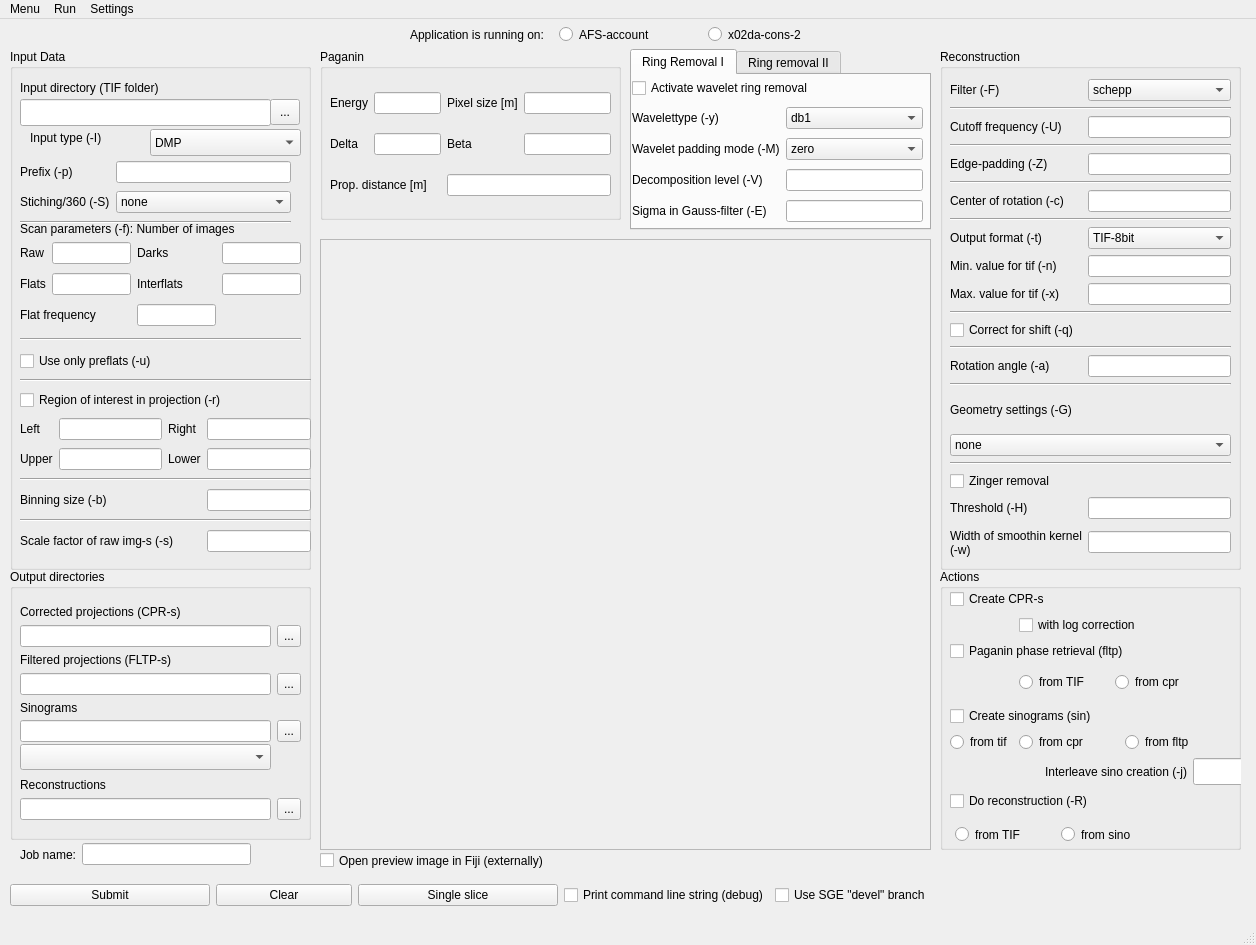
This is ui_files/main.ui in gnudo/grecoman as Qt 5 draws it before an edit. The edited form follows.
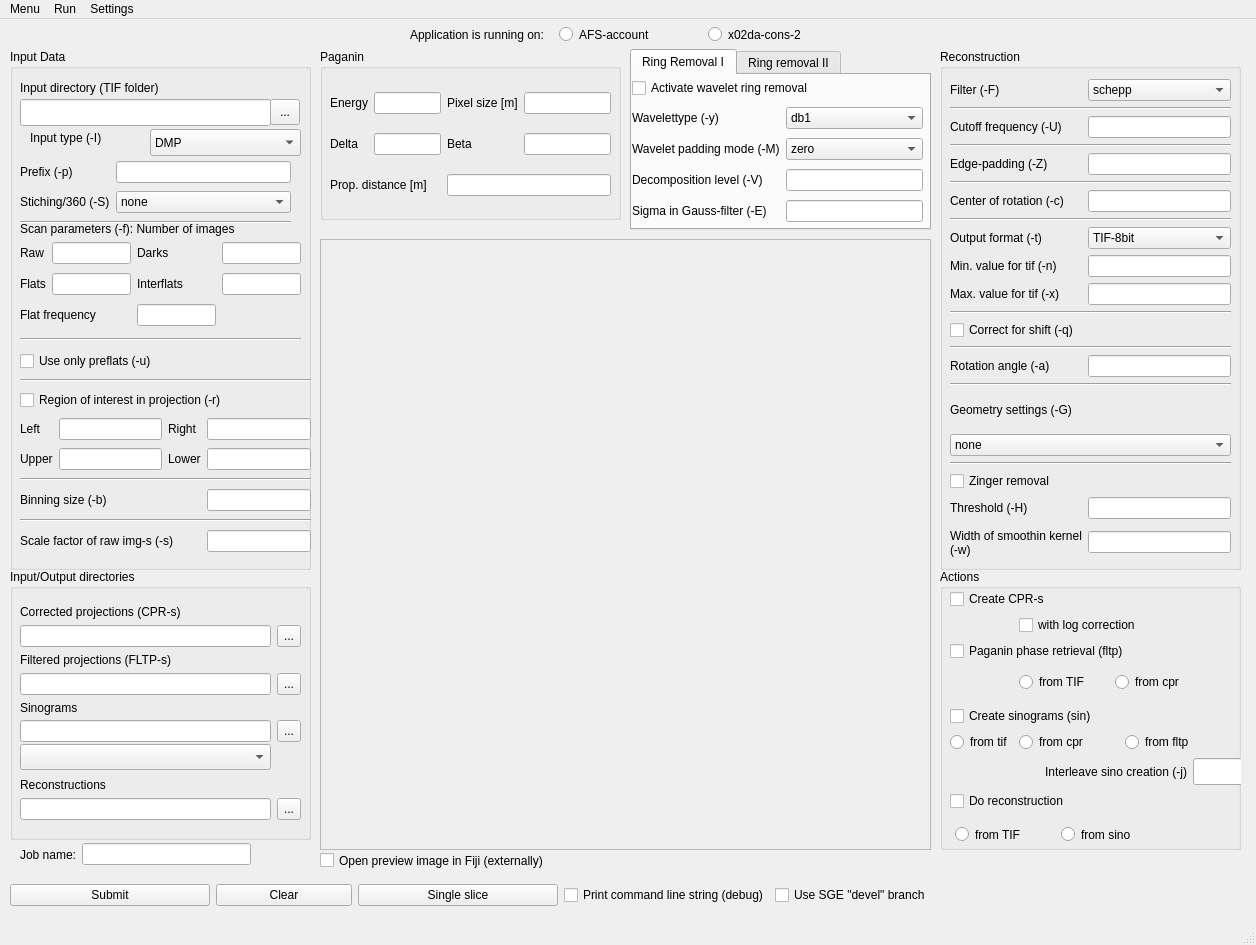
This is the edited form.

```diff
--- a/ui_files/main.ui
+++ b/ui_files/main.ui
@@ -462,7 +462,7 @@
      </rect>
     </property>
     <property name="title">
-     <string>Output directories</string>
+     <string>Input/Output directories</string>
     </property>
     <widget class="QWidget" name="gridLayoutWidget_6">
      <property name="geometry">
@@ -1041,7 +1041,7 @@
       <item row="7" column="0" colspan="3">
        <widget class="QCheckBox" name="reconstructon">
         <property name="text">
-         <string>Do reconstruction (-R)</string>
+         <string>Do reconstruction</string>
         </property>
        </widget>
       </item>
```
Left out of the diff: 2 changed lines with no effect on the pictures.
